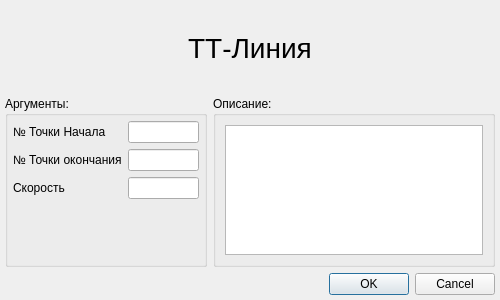
Qt form KAMEditor/gui/commands/ttlinedialog.ui (Xtail96/SML) before a commit.
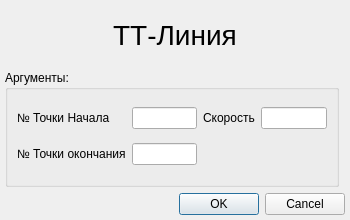
The same form after that commit.

```diff
--- a/KAMEditor/gui/commands/ttlinedialog.ui
+++ b/KAMEditor/gui/commands/ttlinedialog.ui
@@ -6,8 +6,8 @@
    <rect>
     <x>0</x>
     <y>0</y>
-    <width>500</width>
-    <height>300</height>
+    <width>350</width>
+    <height>220</height>
    </rect>
   </property>
   <property name="windowTitle">
@@ -26,28 +26,6 @@
    <property name="bottomMargin">
     <number>5</number>
    </property>
-   <item row="1" column="2">
-    <widget class="QGroupBox" name="ttline_groupBox_description">
-     <property name="sizePolicy">
-      <sizepolicy hsizetype="Preferred" vsizetype="Preferred">
-       <horstretch>7</horstretch>
-       <verstretch>2</verstretch>
-      </sizepolicy>
-     </property>
-     <property name="title">
-      <string>Описание:</string>
-     </property>
-     <layout class="QVBoxLayout" name="verticalLayout">
-      <item>
-       <widget class="QTextEdit" name="ttline_textEdit_description">
-        <property name="readOnly">
-         <bool>true</bool>
-        </property>
-       </widget>
-      </item>
-     </layout>
-    </widget>
-   </item>
    <item row="3" column="1" colspan="2">
     <widget class="QDialogButtonBox" name="buttonBox">
      <property name="orientation">
@@ -69,19 +47,7 @@
      <property name="title">
       <string>Аргументы:</string>
      </property>
-     <layout class="QFormLayout" name="formLayout">
-      <property name="leftMargin">
-       <number>5</number>
-      </property>
-      <property name="topMargin">
-       <number>5</number>
-      </property>
-      <property name="rightMargin">
-       <number>5</number>
-      </property>
-      <property name="bottomMargin">
-       <number>5</number>
-      </property>
+     <layout class="QGridLayout" name="gridLayout">
       <item row="0" column="0">
        <widget class="QLabel" name="ttline_start_point_label">
         <property name="text">
@@ -92,6 +58,16 @@
       <item row="0" column="1">
        <widget class="QLineEdit" name="ttline_start_point_lineEdit"/>
       </item>
+      <item row="0" column="2">
+       <widget class="QLabel" name="ttline_velocity_label">
+        <property name="text">
+         <string>Скорость</string>
+        </property>
+       </widget>
+      </item>
+      <item row="0" column="3">
+       <widget class="QLineEdit" name="ttline_velocity_lineEdit"/>
+      </item>
       <item row="1" column="0">
        <widget class="QLabel" name="ttline_finish_point_label">
         <property name="text">
@@ -102,16 +78,6 @@
       <item row="1" column="1">
        <widget class="QLineEdit" name="ttline_finish_point_lineEdit"/>
       </item>
-      <item row="2" column="0">
-       <widget class="QLabel" name="ttline_velocity_label">
-        <property name="text">
-         <string>Скорость</string>
-        </property>
-       </widget>
-      </item>
-      <item row="2" column="1">
-       <widget class="QLineEdit" name="ttline_velocity_lineEdit"/>
-      </item>
      </layout>
     </widget>
    </item>
```
Left out of the diff: 6 changed lines with no effect on the pictures.
